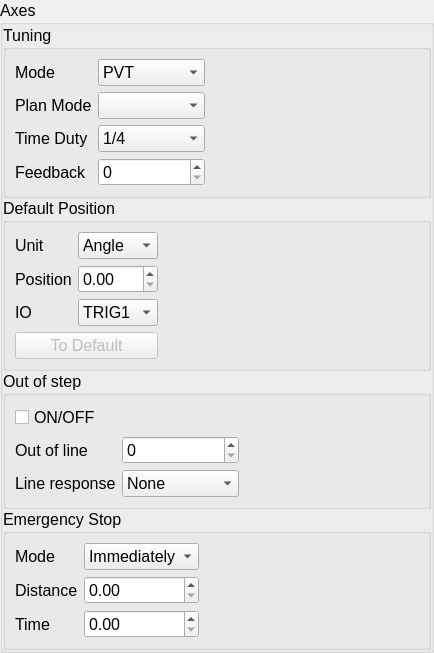
The window that source/wnd/ui/mrqaxes2.ui (ww4u/megarobostudio) describes before a commit, drawn with Qt 5.
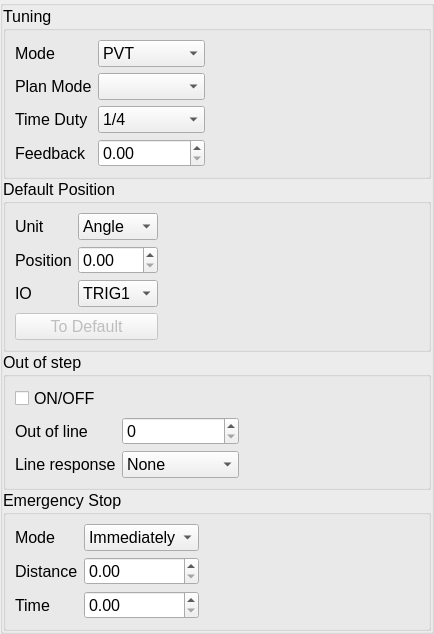
The same window after the commit. Custom widgets are drawn as their Qt base class.

The edit to the form file:
```diff
--- a/source/wnd/ui/mrqaxes2.ui
+++ b/source/wnd/ui/mrqaxes2.ui
@@ -38,7 +38,7 @@
    <item>
     <widget class="QGroupBox" name="groupBox_3">
      <property name="title">
-      <string>Axes</string>
+      <string/>
      </property>
      <layout class="QVBoxLayout" name="verticalLayout_2">
       <property name="spacing">
@@ -153,9 +153,6 @@
            </item>
           </widget>
          </item>
-         <item row="3" column="1" colspan="2">
-          <widget class="QSpinBox" name="spinFeedback"/>
-         </item>
          <item row="3" column="0">
           <widget class="QLabel" name="label_24">
            <property name="minimumSize">
@@ -179,6 +176,9 @@
          <item row="1" column="1" colspan="2">
           <widget class="ValueComboBox" name="cmbPlanMode"/>
          </item>
+         <item row="3" column="1" colspan="2">
+          <widget class="QDoubleSpinBox" name="spinFeedback"/>
+         </item>
         </layout>
        </widget>
       </item>
```
